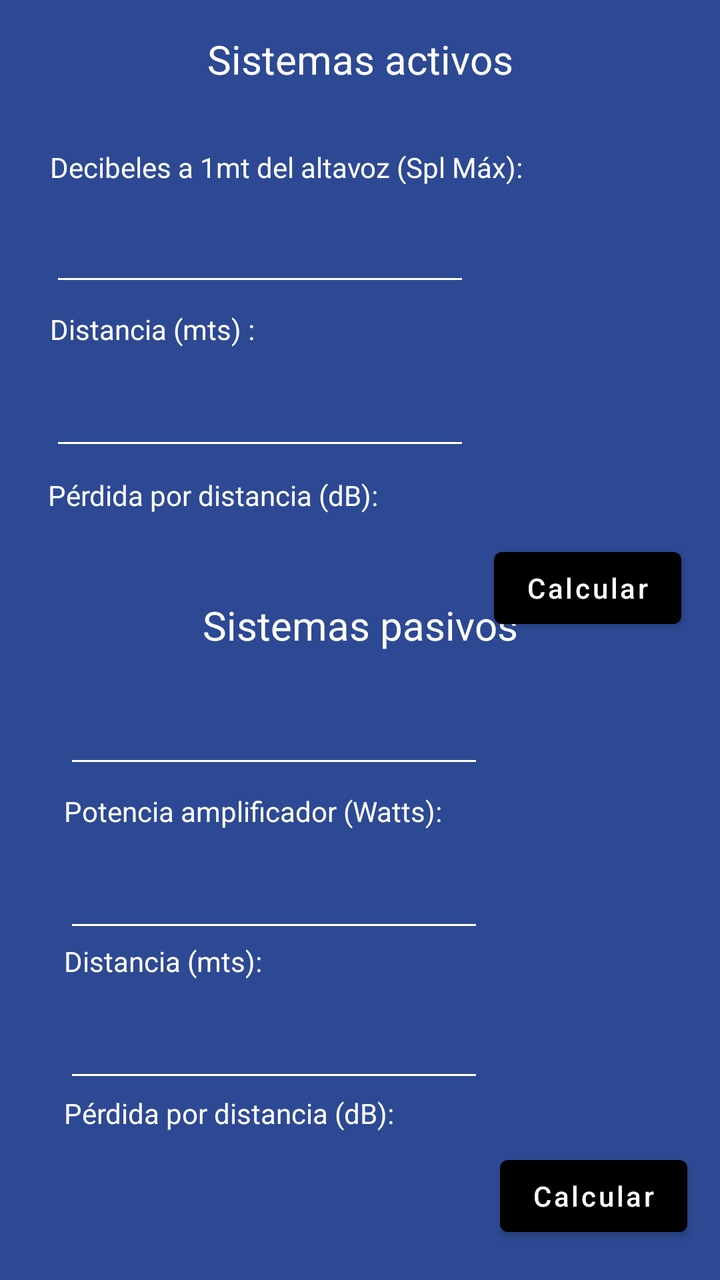
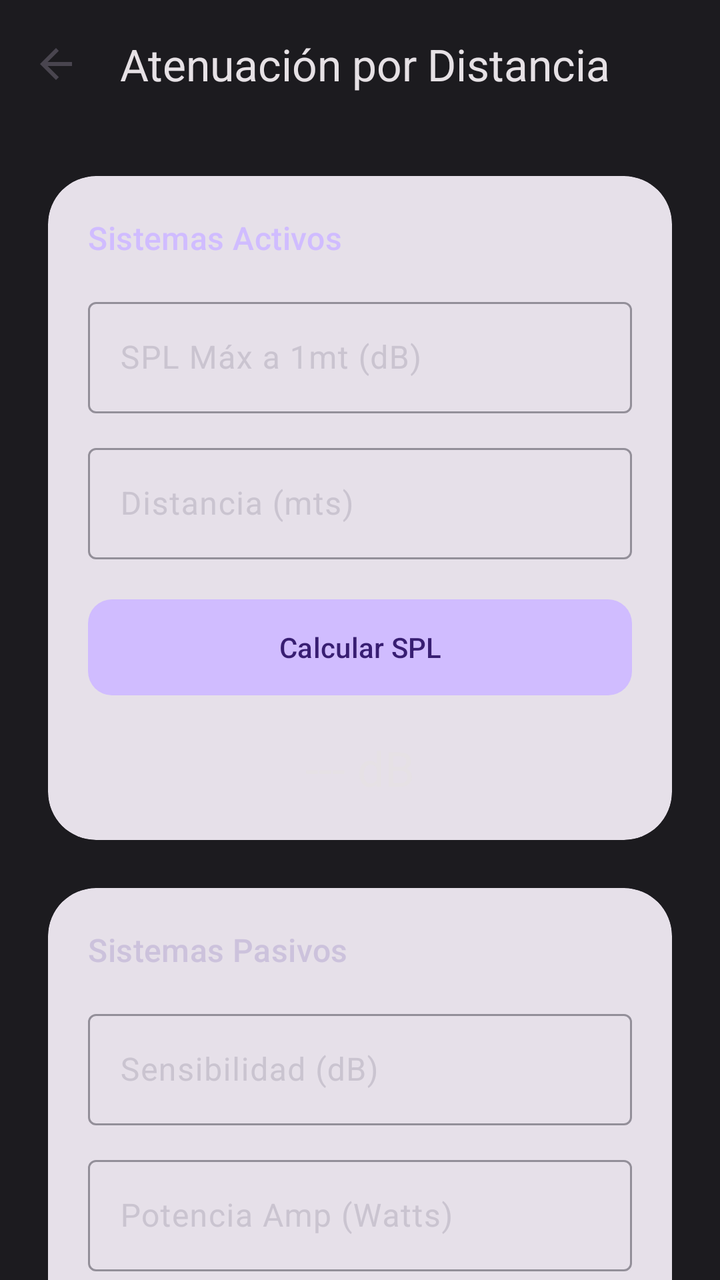

An Android layout rendered at two revisions. The XML below is the earlier revision; the diff shows what the commit changed to produce the second picture.
<!-- AndroidManifest.xml: application theme Theme.SoundGuyToolkit -->
<!-- res/layout/activity_distancia.xml -->
<?xml version="1.0" encoding="utf-8"?>
<androidx.constraintlayout.widget.ConstraintLayout xmlns:android="http://schemas.android.com/apk/res/android"
    xmlns:app="http://schemas.android.com/apk/res-auto"
    xmlns:tools="http://schemas.android.com/tools"
    android:layout_width="match_parent"
    android:layout_height="match_parent"
    android:background="@color/background_todo_app"
    tools:context=".DistanciaActivity">

    <TextView
        android:id="@+id/textView16"
        android:layout_width="wrap_content"
        android:layout_height="wrap_content"
        android:layout_marginBottom="27dp"
        android:text="@string/sistemas_pasivos"
        android:textColor="@color/general_text"
        android:textSize="20sp"
        app:layout_constraintBottom_toTopOf="@+id/textView17"
        app:layout_constraintEnd_toEndOf="parent"
        app:layout_constraintStart_toStartOf="parent" />

    <TextView
        android:id="@+id/textView17"
        android:layout_width="wrap_content"
        android:layout_height="wrap_content"
        android:layout_marginStart="32dp"
        android:layout_marginTop="306dp"
        android:layout_marginBottom="306dp"
        android:text="Sensibilidad Altavoz (dB):"
        android:textColor="@color/general_text"
        app:layout_constraintBottom_toBottomOf="parent"
        app:layout_constraintStart_toStartOf="parent"
        app:layout_constraintTop_toTopOf="@+id/et_db_altavoz"
        app:layout_constraintVertical_bias="1.0" />

    <TextView
        android:id="@+id/textView15"
        android:layout_width="wrap_content"
        android:layout_height="wrap_content"
        android:layout_marginTop="7dp"
        android:text="Potencia amplificador (Watts):"
        android:textColor="@color/general_text"
        app:layout_constraintStart_toStartOf="@+id/et_sens_altavoz"
        app:layout_constraintTop_toBottomOf="@+id/et_sens_altavoz" />

    <Button
        android:id="@+id/btn_calc_dist2"
        android:layout_width="wrap_content"
        android:layout_height="wrap_content"
        android:layout_marginStart="8dp"
        android:layout_marginTop="28dp"
        android:text="Calcular"
        android:textAllCaps="false"
        android:textColor="@color/general_text"
        app:layout_constraintStart_toEndOf="@+id/et_dist_pas"
        app:layout_constraintTop_toBottomOf="@+id/et_dist_pas" />

    <EditText
        android:id="@+id/et_sens_altavoz"
        android:layout_width="wrap_content"
        android:layout_height="wrap_content"
        android:layout_marginTop="7dp"
        android:ems="10"
        android:inputType="numberDecimal"
        android:minHeight="48dp"
        app:layout_constraintStart_toStartOf="@+id/textView17"
        app:layout_constraintTop_toBottomOf="@+id/textView17"
        tools:ignore="SpeakableTextPresentCheck" />

    <TextView
        android:id="@+id/textView14"
        android:layout_width="wrap_content"
        android:layout_height="wrap_content"
        android:layout_marginTop="1dp"
        android:text="Pérdida por distancia (dB): "
        android:textColor="@color/general_text"
        app:layout_constraintStart_toStartOf="@+id/et_dist_pas"
        app:layout_constraintTop_toBottomOf="@+id/et_dist_pas" />

    <TextView
        android:id="@+id/textView18"
        android:layout_width="wrap_content"
        android:layout_height="wrap_content"
        android:text="Distancia (mts):"
        android:textColor="@color/general_text"
        app:layout_constraintStart_toStartOf="@+id/et_pot_amp"
        app:layout_constraintTop_toBottomOf="@+id/et_pot_amp" />

    <EditText
        android:id="@+id/et_dist_pas"
        android:layout_width="wrap_content"
        android:layout_height="wrap_content"
        android:layout_marginTop="8dp"
        android:ems="10"
        android:inputType="number"
        android:minHeight="48dp"
        app:layout_constraintStart_toStartOf="@+id/textView18"
        app:layout_constraintTop_toBottomOf="@+id/textView18"
        tools:ignore="SpeakableTextPresentCheck" />

    <TextView
        android:id="@+id/tv_res_dist_pas"
        android:layout_width="wrap_content"
        android:layout_height="wrap_content"
        android:layout_marginTop="7dp"
        android:ems="10"
        android:inputType="numberDecimal"
        android:minHeight="48dp"
        android:textSize="16sp"
        app:layout_constraintStart_toStartOf="@+id/textView14"
        app:layout_constraintTop_toBottomOf="@+id/textView14"
        tools:ignore="SpeakableTextPresentCheck" />

    <EditText
        android:id="@+id/et_pot_amp"
        android:layout_width="wrap_content"
        android:layout_height="wrap_content"
        android:layout_marginTop="8dp"
        android:ems="10"
        android:inputType="number"
        android:minHeight="48dp"
        app:layout_constraintStart_toStartOf="@+id/textView15"
        app:layout_constraintTop_toBottomOf="@+id/textView15"
        tools:ignore="SpeakableTextPresentCheck" />

    <TextView
        android:id="@+id/textView2"
        android:layout_width="wrap_content"
        android:layout_height="wrap_content"
        android:layout_marginStart="25dp"
        android:layout_marginTop="74dp"
        android:text="Decibeles a 1mt del altavoz (Spl Máx):"
        android:textColor="@color/general_text"
        app:layout_constraintStart_toStartOf="parent"
        app:layout_constraintTop_toTopOf="parent" />

    <Button
        android:id="@+id/btn_dist"
        android:layout_width="wrap_content"
        android:layout_height="wrap_content"
        android:layout_marginStart="12dp"
        android:layout_marginTop="40dp"
        android:text="Calcular"
        android:textAllCaps="false"
        app:layout_constraintStart_toEndOf="@+id/et_dist"
        app:layout_constraintTop_toBottomOf="@+id/et_dist" />

    <EditText
        android:id="@+id/et_db_altavoz"
        android:layout_width="wrap_content"
        android:layout_height="wrap_content"
        android:layout_marginTop="7dp"
        android:ems="10"
        android:inputType="numberDecimal"
        android:minHeight="48dp"
        app:layout_constraintStart_toStartOf="@+id/textView2"
        app:layout_constraintTop_toBottomOf="@+id/textView2"
        tools:ignore="SpeakableTextPresentCheck" />

    <TextView
        android:id="@+id/textView3"
        android:layout_width="wrap_content"
        android:layout_height="wrap_content"
        android:layout_marginTop="7dp"
        android:text="Distancia (mts) :"
        android:textColor="@color/general_text"
        app:layout_constraintStart_toStartOf="@+id/et_db_altavoz"
        app:layout_constraintTop_toBottomOf="@+id/et_db_altavoz" />

    <TextView
        android:id="@+id/textView"
        android:layout_width="wrap_content"
        android:layout_height="wrap_content"
        android:layout_marginStart="24dp"
        android:layout_marginTop="8dp"
        android:text="Pérdida por distancia (dB): "
        android:textColor="@color/general_text"
        app:layout_constraintStart_toStartOf="parent"
        app:layout_constraintTop_toBottomOf="@+id/et_dist" />

    <TextView
        android:id="@+id/tv_res_dist"
        android:layout_width="wrap_content"
        android:layout_height="wrap_content"
        android:layout_marginTop="7dp"
        android:ems="10"
        android:inputType="numberDecimal"
        android:minHeight="48dp"
        android:textColor="@color/general_text"
        android:textSize="16sp"
        app:layout_constraintStart_toStartOf="@+id/textView"
        app:layout_constraintTop_toBottomOf="@+id/textView"
        tools:ignore="SpeakableTextPresentCheck" />

    <EditText
        android:id="@+id/et_dist"
        android:layout_width="wrap_content"
        android:layout_height="wrap_content"
        android:layout_marginTop="8dp"
        android:ems="10"
        android:inputType="number"
        android:minHeight="48dp"
        android:textColor="@color/general_text"
        app:layout_constraintStart_toStartOf="@+id/textView3"
        app:layout_constraintTop_toBottomOf="@+id/textView3"
        tools:ignore="SpeakableTextPresentCheck" />

    <TextView
        android:id="@+id/title"
        android:layout_width="wrap_content"
        android:layout_height="wrap_content"
        android:layout_marginTop="16dp"
        android:text="Sistemas activos"
        android:textColor="@color/general_text"
        android:textSize="20sp"
        app:layout_constraintEnd_toEndOf="parent"
        app:layout_constraintStart_toStartOf="parent"
        app:layout_constraintTop_toTopOf="parent" />

    <androidx.constraintlayout.widget.Guideline
        android:id="@+id/guideline2"
        android:layout_width="wrap_content"
        android:layout_height="wrap_content"
        android:orientation="vertical"
        app:layout_constraintGuide_begin="251dp" />

</androidx.constraintlayout.widget.ConstraintLayout>
<!-- resources referenced by this layout -->
<resources>
  <color name="background_todo_app">#FF2D4993</color>
  <color name="general_text">#FFFFFFFF</color>
  <string name="sistemas_pasivos">Sistemas pasivos</string>
  <style name="Theme.SoundGuyToolkit" parent="Theme.MaterialComponents.DayNight.DarkActionBar">
          <item name="colorPrimaryDark">#000000</item>
          
          <item name="colorPrimary">@color/purple_500</item>
          <item name="colorPrimaryVariant">@color/purple_700</item>
          <item name="colorOnPrimary">@color/white</item>
          
          <item name="colorSecondary">@color/teal_200</item>
          <item name="colorSecondaryVariant">@color/teal_700</item>
          <item name="colorOnSecondary">@color/black</item>
          
          <item name="android:statusBarColor">?attr/colorPrimaryVariant</item>
          
          <item name="android:textColorPrimary">#FFFFFF</item>
          <item name="android:textColorSecondary">#FFFFFF</item>
      </style>
  <color name="purple_500">#000000</color>
  <color name="purple_700">#000000</color>
  <color name="white">#FFFFFFFF</color>
  <color name="teal_200">#FF03DAC5</color>
  <color name="teal_700">#FF018786</color>
  <color name="black">#FF000000</color>
</resources>

<!-- the commit's change to res/layout/activity_distancia.xml (unified diff, before → after) -->
@@ -1,227 +1,192 @@
 <?xml version="1.0" encoding="utf-8"?>
-<androidx.constraintlayout.widget.ConstraintLayout xmlns:android="http://schemas.android.com/apk/res/android"
+<androidx.coordinatorlayout.widget.CoordinatorLayout xmlns:android="http://schemas.android.com/apk/res/android"
     xmlns:app="http://schemas.android.com/apk/res-auto"
     xmlns:tools="http://schemas.android.com/tools"
     android:layout_width="match_parent"
     android:layout_height="match_parent"
-    android:background="@color/background_todo_app"
+    android:background="?attr/colorSurface"
     tools:context=".DistanciaActivity">
 
-    <TextView
-        android:id="@+id/textView16"
-        android:layout_width="wrap_content"
+    <com.google.android.material.appbar.AppBarLayout
+        android:layout_width="match_parent"
         android:layout_height="wrap_content"
-        android:layout_marginBottom="27dp"
-        android:text="@string/sistemas_pasivos"
-        android:textColor="@color/general_text"
-        android:textSize="20sp"
-        app:layout_constraintBottom_toTopOf="@+id/textView17"
-        app:layout_constraintEnd_toEndOf="parent"
-        app:layout_constraintStart_toStartOf="parent" />
+        android:background="?attr/colorSurface">
 
-    <TextView
-        android:id="@+id/textView17"
-        android:layout_width="wrap_content"
-        android:layout_height="wrap_content"
-        android:layout_marginStart="32dp"
-        android:layout_marginTop="306dp"
-        android:layout_marginBottom="306dp"
-        android:text="Sensibilidad Altavoz (dB):"
-        android:textColor="@color/general_text"
-        app:layout_constraintBottom_toBottomOf="parent"
-        app:layout_constraintStart_toStartOf="parent"
-        app:layout_constraintTop_toTopOf="@+id/et_db_altavoz"
-        app:layout_constraintVertical_bias="1.0" />
+        <com.google.android.material.appbar.MaterialToolbar
+            android:id="@+id/toolbar"
+            android:layout_width="match_parent"
+            android:layout_height="?attr/actionBarSize"
+            app:navigationIcon="?attr/homeAsUpIndicator"
+            app:title="Atenuación por Distancia"
+            app:titleTextColor="?attr/colorOnSurface" />
 
-    <TextView
-        android:id="@+id/textView15"
-        android:layout_width="wrap_content"
-        android:layout_height="wrap_content"
-        android:layout_marginTop="7dp"
-        android:text="Potencia amplificador (Watts):"
-        android:textColor="@color/general_text"
-        app:layout_constraintStart_toStartOf="@+id/et_sens_altavoz"
-        app:layout_constraintTop_toBottomOf="@+id/et_sens_altavoz" />
+    </com.google.android.material.appbar.AppBarLayout>
 
-    <Button
-        android:id="@+id/btn_calc_dist2"
-        android:layout_width="wrap_content"
-        android:layout_height="wrap_content"
-        android:layout_marginStart="8dp"
-        android:layout_marginTop="28dp"
-        android:text="Calcular"
-        android:textAllCaps="false"
-        android:textColor="@color/general_text"
-        app:layout_constraintStart_toEndOf="@+id/et_dist_pas"
-        app:layout_constraintTop_toBottomOf="@+id/et_dist_pas" />
+    <androidx.core.widget.NestedScrollView
+        android:layout_width="match_parent"
+        android:layout_height="match_parent"
+        app:layout_behavior="@string/appbar_scrolling_view_behavior">
 
-    <EditText
-        android:id="@+id/et_sens_altavoz"
-        android:layout_width="wrap_content"
-        android:layout_height="wrap_content"
-        android:layout_marginTop="7dp"
-        android:ems="10"
-        android:inputType="numberDecimal"
-        android:minHeight="48dp"
-        app:layout_constraintStart_toStartOf="@+id/textView17"
-        app:layout_constraintTop_toBottomOf="@+id/textView17"
-        tools:ignore="SpeakableTextPresentCheck" />
+        <LinearLayout
+            android:layout_width="match_parent"
+            android:layout_height="wrap_content"
+            android:orientation="vertical"
+            android:padding="24dp">
 
-    <TextView
-        android:id="@+id/textView14"
-        android:layout_width="wrap_content"
-        android:layout_height="wrap_content"
-        android:layout_marginTop="1dp"
-        android:text="Pérdida por distancia (dB): "
-        android:textColor="@color/general_text"
-        app:layout_constraintStart_toStartOf="@+id/et_dist_pas"
-        app:layout_constraintTop_toBottomOf="@+id/et_dist_pas" />
+            
+            <com.google.android.material.card.MaterialCardView
+                style="?attr/materialCardViewFilledStyle"
+                android:layout_width="match_parent"
+                android:layout_height="wrap_content"
+                android:layout_marginBottom="24dp"
+                app:cardCornerRadius="24dp">
 
-    <TextView
-        android:id="@+id/textView18"
-        android:layout_width="wrap_content"
-        android:layout_height="wrap_content"
-        android:text="Distancia (mts):"
-        android:textColor="@color/general_text"
-        app:layout_constraintStart_toStartOf="@+id/et_pot_amp"
-        app:layout_constraintTop_toBottomOf="@+id/et_pot_amp" />
+                <LinearLayout
+                    android:layout_width="match_parent"
+                    android:layout_height="wrap_content"
+                    android:orientation="vertical"
+                    android:padding="20dp">
 
-    <EditText
-        android:id="@+id/et_dist_pas"
-        android:layout_width="wrap_content"
-        android:layout_height="wrap_content"
-        android:layout_marginTop="8dp"
-        android:ems="10"
-        android:inputType="number"
-        android:minHeight="48dp"
-        app:layout_constraintStart_toStartOf="@+id/textView18"
-        app:layout_constraintTop_toBottomOf="@+id/textView18"
-        tools:ignore="SpeakableTextPresentCheck" />
+                    <TextView
+                        android:layout_width="wrap_content"
+                        android:layout_height="wrap_content"
+                        android:text="Sistemas Activos"
+                        android:textAppearance="?attr/textAppearanceTitleMedium"
+                        android:textColor="?attr/colorPrimary" />
 
-    <TextView
-        android:id="@+id/tv_res_dist_pas"
-        android:layout_width="wrap_content"
-        android:layout_height="wrap_content"
-        android:layout_marginTop="7dp"
-        android:ems="10"
-        android:inputType="numberDecimal"
-        android:minHeight="48dp"
-        android:textSize="16sp"
-        app:layout_constraintStart_toStartOf="@+id/textView14"
-        app:layout_constraintTop_toBottomOf="@+id/textView14"
-        tools:ignore="SpeakableTextPresentCheck" />
+                    <com.google.android.material.textfield.TextInputLayout
+                        style="@style/Widget.Material3.TextInputLayout.OutlinedBox"
+                        android:layout_width="match_parent"
+                        android:layout_height="wrap_content"
+                        android:layout_marginTop="16dp"
+                        android:hint="SPL Máx a 1mt (dB)">
 
-    <EditText
-        android:id="@+id/et_pot_amp"
-        android:layout_width="wrap_content"
-        android:layout_height="wrap_content"
-        android:layout_marginTop="8dp"
-        android:ems="10"
-        android:inputType="number"
-        android:minHeight="48dp"
-        app:layout_constraintStart_toStartOf="@+id/textView15"
-        app:layout_constraintTop_toBottomOf="@+id/textView15"
-        tools:ignore="SpeakableTextPresentCheck" />
+                        <com.google.android.material.textfield.TextInputEditText
+                            android:id="@+id/et_db_altavoz"
+                            android:layout_width="match_parent"
+                            android:layout_height="wrap_content"
+                            android:inputType="numberDecimal" />
+                    </com.google.android.material.textfield.TextInputLayout>
 
-    <TextView
-        android:id="@+id/textView2"
-        android:layout_width="wrap_content"
-        android:layout_height="wrap_content"
-        android:layout_marginStart="25dp"
-        android:layout_marginTop="74dp"
-        android:text="Decibeles a 1mt del altavoz (Spl Máx):"
-        android:textColor="@color/general_text"
-        app:layout_constraintStart_toStartOf="parent"
-        app:layout_constraintTop_toTopOf="parent" />
+                    <com.google.android.material.textfield.TextInputLayout
+                        style="@style/Widget.Material3.TextInputLayout.OutlinedBox"
+                        android:layout_width="match_parent"
+                        android:layout_height="wrap_content"
+                        android:layout_marginTop="12dp"
+                        android:hint="Distancia (mts)">
 
-    <Button
-        android:id="@+id/btn_dist"
-        android:layout_width="wrap_content"
-        android:layout_height="wrap_content"
-        android:layout_marginStart="12dp"
-        android:layout_marginTop="40dp"
-        android:text="Calcular"
-        android:textAllCaps="false"
-        app:layout_constraintStart_toEndOf="@+id/et_dist"
-        app:layout_constraintTop_toBottomOf="@+id/et_dist" />
+                        <com.google.android.material.textfield.TextInputEditText
+                            android:id="@+id/et_dist"
+                            android:layout_width="match_parent"
+                            android:layout_height="wrap_content"
+                            android:inputType="numberDecimal" />
+                    </com.google.android.material.textfield.TextInputLayout>
 
-    <EditText
-        android:id="@+id/et_db_altavoz"
-        android:layout_width="wrap_content"
-        android:layout_height="wrap_content"
-        android:layout_marginTop="7dp"
-        android:ems="10"
-        android:inputType="numberDecimal"
-        android:minHeight="48dp"
-        app:layout_constraintStart_toStartOf="@+id/textView2"
-        app:layout_constraintTop_toBottomOf="@+id/textView2"
-        tools:ignore="SpeakableTextPresentCheck" />
+                    <com.google.android.material.button.MaterialButton
+                        android:id="@+id/btn_dist"
+                        android:layout_width="match_parent"
+                        android:layout_height="56dp"
+                        android:layout_marginTop="16dp"
+                        android:text="Calcular SPL"
+                        app:cornerRadius="12dp" />
 
-    <TextView
-        android:id="@+id/textView3"
-        android:layout_width="wrap_content"
-        android:layout_height="wrap_content"
-        android:layout_marginTop="7dp"
-        android:text="Distancia (mts) :"
-        android:textColor="@color/general_text"
-        app:layout_constraintStart_toStartOf="@+id/et_db_altavoz"
-        app:layout_constraintTop_toBottomOf="@+id/et_db_altavoz" />
+                    <TextView
+                        android:id="@+id/tv_res_dist"
+                        android:layout_width="match_parent"
+                        android:layout_height="wrap_content"
+                        android:layout_marginTop="16dp"
+                        android:text="--- dB"
+                        android:textAlignment="center"
+                        android:textAppearance="?attr/textAppearanceHeadlineSmall"
+                        android:textColor="?attr/colorOnSurface" />
 
-    <TextView
-        android:id="@+id/textView"
-        android:layout_width="wrap_content"
-        android:layout_height="wrap_content"
-        android:layout_marginStart="24dp"
-        android:layout_marginTop="8dp"
-        android:text="Pérdida por distancia (dB): "
-        android:textColor="@color/general_text"
-        app:layout_constraintStart_toStartOf="parent"
-        app:layout_constraintTop_toBottomOf="@+id/et_dist" />
+                </LinearLayout>
+            </com.google.android.material.card.MaterialCardView>
 
-    <TextView
-        android:id="@+id/tv_res_dist"
-        android:layout_width="wrap_content"
-        android:layout_height="wrap_content"
-        android:layout_marginTop="7dp"
-        android:ems="10"
-        android:inputType="numberDecimal"
-        android:minHeight="48dp"
-        android:textColor="@color/general_text"
-        android:textSize="16sp"
-        app:layout_constraintStart_toStartOf="@+id/textView"
-        app:layout_constraintTop_toBottomOf="@+id/textView"
-        tools:ignore="SpeakableTextPresentCheck" />
+            
+            <com.google.android.material.card.MaterialCardView
+                style="?attr/materialCardViewFilledStyle"
+                android:layout_width="match_parent"
+                android:layout_height="wrap_content"
+                app:cardCornerRadius="24dp">
 
-    <EditText
-        android:id="@+id/et_dist"
-        android:layout_width="wrap_content"
-        android:layout_height="wrap_content"
-        android:layout_marginTop="8dp"
-        android:ems="10"
-        android:inputType="number"
-        android:minHeight="48dp"
-        android:textColor="@color/general_text"
-        app:layout_constraintStart_toStartOf="@+id/textView3"
-        app:layout_constraintTop_toBottomOf="@+id/textView3"
-        tools:ignore="SpeakableTextPresentCheck" />
+                <LinearLayout
+                    android:layout_width="match_parent"
+                    android:layout_height="wrap_content"
+                    android:orientation="vertical"
+                    android:padding="20dp">
 
-    <TextView
-        android:id="@+id/title"
-        android:layout_width="wrap_content"
-        android:layout_height="wrap_content"
-        android:layout_marginTop="16dp"
-        android:text="Sistemas activos"
-        android:textColor="@color/general_text"
-        android:textSize="20sp"
-        app:layout_constraintEnd_toEndOf="parent"
-        app:layout_constraintStart_toStartOf="parent"
-        app:layout_constraintTop_toTopOf="parent" />
+                    <TextView
+                        android:layout_width="wrap_content"
+                        android:layout_height="wrap_content"
+                        android:text="Sistemas Pasivos"
+                        android:textAppearance="?attr/textAppearanceTitleMedium"
+                        android:textColor="?attr/colorSecondary" />
 
-    <androidx.constraintlayout.widget.Guideline
-        android:id="@+id/guideline2"
-        android:layout_width="wrap_content"
-        android:layout_height="wrap_content"
-        android:orientation="vertical"
-        app:layout_constraintGuide_begin="251dp" />
+                    <com.google.android.material.textfield.TextInputLayout
+                        style="@style/Widget.Material3.TextInputLayout.OutlinedBox"
+                        android:layout_width="match_parent"
+                        android:layout_height="wrap_content"
+                        android:layout_marginTop="16dp"
+                        android:hint="Sensibilidad (dB)">
 
-</androidx.constraintlayout.widget.ConstraintLayout>
+                        <com.google.android.material.textfield.TextInputEditText
+                            android:id="@+id/et_sens_altavoz"
+                            android:layout_width="match_parent"
+                            android:layout_height="wrap_content"
+                            android:inputType="numberDecimal" />
+                    </com.google.android.material.textfield.TextInputLayout>
+
+                    <com.google.android.material.textfield.TextInputLayout
+                        style="@style/Widget.Material3.TextInputLayout.OutlinedBox"
+                        android:layout_width="match_parent"
+                        android:layout_height="wrap_content"
+                        android:layout_marginTop="12dp"
+                        android:hint="Potencia Amp (Watts)">
+
+                        <com.google.android.material.textfield.TextInputEditText
+                            android:id="@+id/et_pot_amp"
+                            android:layout_width="match_parent"
+                            android:layout_height="wrap_content"
+                            android:inputType="number" />
+                    </com.google.android.material.textfield.TextInputLayout>
+
+                    <com.google.android.material.textfield.TextInputLayout
+                        style="@style/Widget.Material3.TextInputLayout.OutlinedBox"
+                        android:layout_width="match_parent"
+                        android:layout_height="wrap_content"
+                        android:layout_marginTop="12dp"
+                        android:hint="Distancia (mts)">
+
+                        <com.google.android.material.textfield.TextInputEditText
+                            android:id="@+id/et_dist_pas"
+                            android:layout_width="match_parent"
+                            android:layout_height="wrap_content"
+                            android:inputType="numberDecimal" />
+                    </com.google.android.material.textfield.TextInputLayout>
+
+                    <com.google.android.material.button.MaterialButton
+                        android:id="@+id/btn_calc_dist2"
+                        android:layout_width="match_parent"
+                        android:layout_height="56dp"
+                        android:layout_marginTop="16dp"
+                        android:text="Calcular SPL"
+                        app:cornerRadius="12dp" />
+
+                    <TextView
+                        android:id="@+id/tv_res_dist_pas"
+                        android:layout_width="match_parent"
+                        android:layout_height="wrap_content"
+                        android:layout_marginTop="16dp"
+                        android:text="--- dB"
+                        android:textAlignment="center"
+                        android:textAppearance="?attr/textAppearanceHeadlineSmall"
+                        android:textColor="?attr/colorOnSurface" />
+
+                </LinearLayout>
+            </com.google.android.material.card.MaterialCardView>
+
+        </LinearLayout>
+    </androidx.core.widget.NestedScrollView>
+
+</androidx.coordinatorlayout.widget.CoordinatorLayout>
<!-- resource entries referenced after the edit -->
@@ -1,29 +1,53 @@
 <!-- resources referenced by this layout -->
 <resources>
-  <color name="background_todo_app">#FF2D4993</color>
-  <color name="general_text">#FFFFFFFF</color>
-  <string name="sistemas_pasivos">Sistemas pasivos</string>
-  <style name="Theme.SoundGuyToolkit" parent="Theme.MaterialComponents.DayNight.DarkActionBar">
-          <item name="colorPrimaryDark">#000000</item>
+  <style name="Theme.SoundGuyToolkit" parent="Theme.Material3.DayNight.NoActionBar">
           
-          <item name="colorPrimary">@color/purple_500</item>
-          <item name="colorPrimaryVariant">@color/purple_700</item>
-          <item name="colorOnPrimary">@color/white</item>
+          <item name="colorPrimary">@color/primary</item>
+          <item name="colorOnPrimary">@color/onPrimary</item>
+          <item name="colorPrimaryContainer">@color/primaryContainer</item>
+          <item name="colorOnPrimaryContainer">@color/onPrimaryContainer</item>
+  
           
-          <item name="colorSecondary">@color/teal_200</item>
-          <item name="colorSecondaryVariant">@color/teal_700</item>
-          <item name="colorOnSecondary">@color/black</item>
+          <item name="colorSecondary">@color/secondary</item>
+          <item name="colorOnSecondary">@color/onSecondary</item>
+          <item name="colorSecondaryContainer">@color/secondaryContainer</item>
+          <item name="colorOnSecondaryContainer">@color/onSecondaryContainer</item>
+  
           
-          <item name="android:statusBarColor">?attr/colorPrimaryVariant</item>
+          <item name="colorTertiary">@color/tertiary</item>
+          <item name="colorOnTertiary">@color/onTertiary</item>
+          <item name="colorTertiaryContainer">@color/tertiaryContainer</item>
+          <item name="colorOnTertiaryContainer">@color/onTertiaryContainer</item>
+  
           
-          <item name="android:textColorPrimary">#FFFFFF</item>
-          <item name="android:textColorSecondary">#FFFFFF</item>
+          <item name="android:statusBarColor">@color/background</item>
+          <item name="android:windowLightStatusBar">false</item>
+  
+          
+          <item name="android:windowBackground">@color/background</item>
+          <item name="colorSurface">@color/surface</item>
+          <item name="colorOnSurface">@color/onSurface</item>
+          <item name="colorSurfaceVariant">@color/surfaceVariant</item>
+          <item name="colorOnSurfaceVariant">@color/onSurfaceVariant</item>
+          <item name="colorOutline">@color/outline</item>
       </style>
-  <color name="purple_500">#000000</color>
-  <color name="purple_700">#000000</color>
-  <color name="white">#FFFFFFFF</color>
-  <color name="teal_200">#FF03DAC5</color>
-  <color name="teal_700">#FF018786</color>
-  <color name="black">#FF000000</color>
+  <color name="primary">#D0BCFF</color>
+  <color name="onPrimary">#381E72</color>
+  <color name="primaryContainer">#4F378B</color>
+  <color name="onPrimaryContainer">#EADDFF</color>
+  <color name="secondary">#CCC2DC</color>
+  <color name="onSecondary">#332D41</color>
+  <color name="secondaryContainer">#4A4458</color>
+  <color name="onSecondaryContainer">#E8DEF8</color>
+  <color name="tertiary">#EFB8C8</color>
+  <color name="onTertiary">#492532</color>
+  <color name="tertiaryContainer">#633B48</color>
+  <color name="onTertiaryContainer">#FFD8E4</color>
+  <color name="background">#1C1B1F</color>
+  <color name="surface">#1C1B1F</color>
+  <color name="onSurface">#E6E1E5</color>
+  <color name="surfaceVariant">#49454F</color>
+  <color name="onSurfaceVariant">#CAC4D0</color>
+  <color name="outline">#938F99</color>
 </resources>
 
